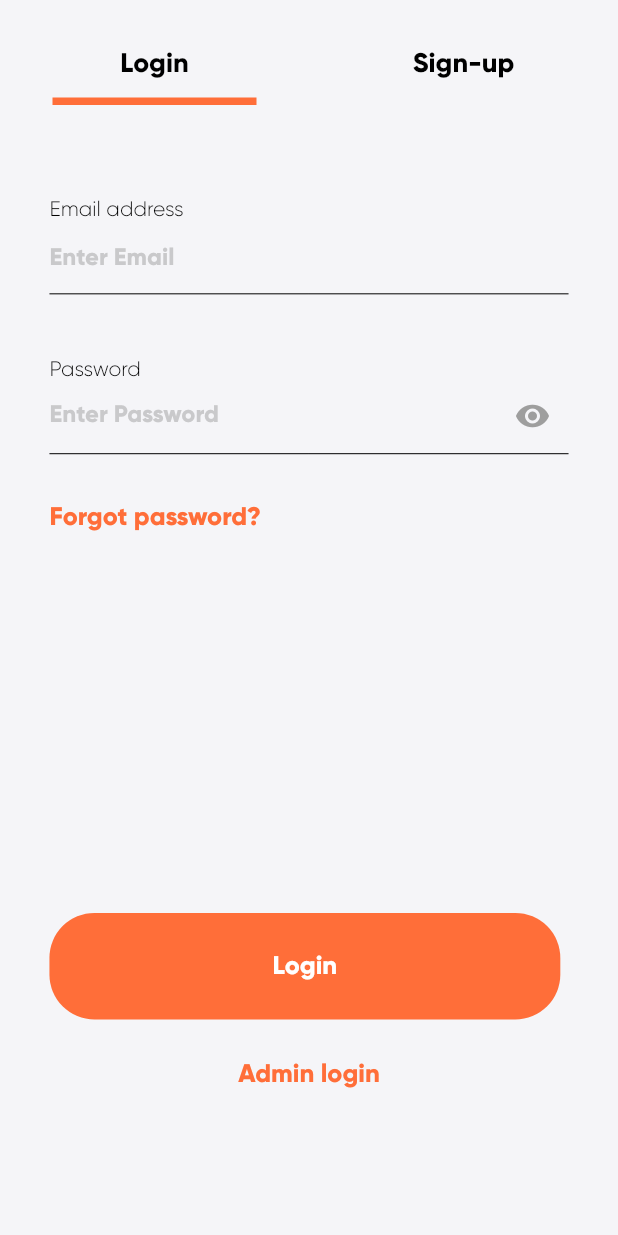
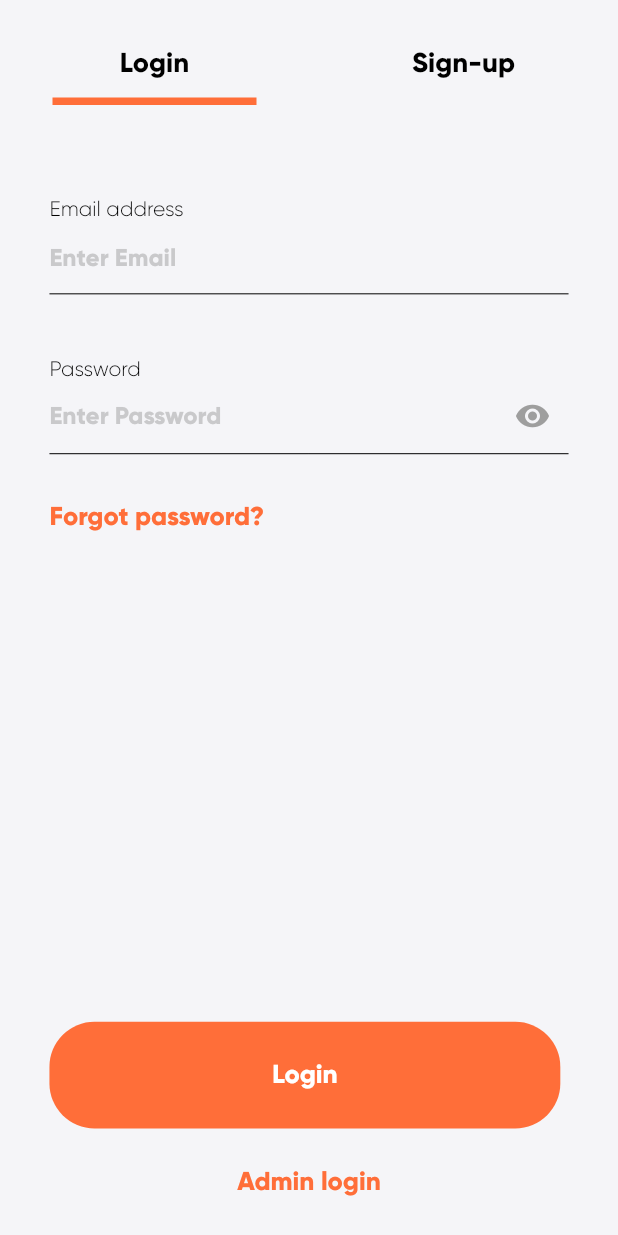
Before and after one commit to StackXSol/canteen, a Flutter app: the screen it shows after launch, on a phone screen of 412 x 824 dp. Run offline on Flutter 3.47's test engine with Material 2 defaults, Android fonts, the phone set to English and light mode, and no system bars; our stand-ins replace carousel_slider, cloud_firestore, double_back_to_close_app, firebase_auth, firebase_core, firebase_storage and 9 more; missing offline and left inert: mailer, mobile_scanner, razorpay_flutter; accounts and stored records are empty.

Commit message:
fixed login overflow

```diff
--- a/lib/screens/Authentication/login_signup.dart
+++ b/lib/screens/Authentication/login_signup.dart
@@ -1,5 +1,6 @@
 import 'dart:math';
 
+import 'package:canteen/main.dart';
 import 'package:canteen/screens/Admin/admin_login.dart';
 import 'package:canteen/screens/email_verify_screen.dart';
 import 'package:canteen/screens/navbar.dart';
@@ -93,14 +94,14 @@ class _LoginState extends State<Login> with TickerProviderStateMixin {
                   "Login",
                   style: TextStyle(
                       color: Colors.black,
-                      fontSize: 18,
+                      fontSize: textSize.getadaptiveTextSize(context, 18),
                       fontWeight: FontWeight.bold),
                 ),
                 Text(
                   "Sign-up",
                   style: TextStyle(
                       color: Colors.black,
-                      fontSize: 18,
+                      fontSize: textSize.getadaptiveTextSize(context, 18),
                       fontWeight: FontWeight.bold),
                 ),
               ],
@@ -116,7 +117,6 @@ class _LoginState extends State<Login> with TickerProviderStateMixin {
                       top: getheight(context, 60),
                       left: getwidth(context, 30),
                       right: getwidth(context, 30)),
-                  child: SingleChildScrollView(
                   child: Column(
                     crossAxisAlignment: CrossAxisAlignment.start,
                     children: [
@@ -129,12 +129,15 @@ class _LoginState extends State<Login> with TickerProviderStateMixin {
                             });
                           },
                           style: TextStyle(
-                                fontSize: 17, fontWeight: FontWeight.bold),
+                              fontSize:
+                                  textSize.getadaptiveTextSize(context, 17),
+                              fontWeight: FontWeight.bold),
                           decoration: InputDecoration(
                               border: InputBorder.none,
                               hintText: "Enter Email",
                               hintStyle: TextStyle(
-                                    fontSize: 16,
+                                  fontSize:
+                                      textSize.getadaptiveTextSize(context, 16),
                                   color: Colors.grey.withOpacity(0.5)))),
                       Divider(
                         height: 2,
@@ -153,7 +156,9 @@ class _LoginState extends State<Login> with TickerProviderStateMixin {
                           },
                           obscureText: _isObscure,
                           style: TextStyle(
-                                fontSize: 17, fontWeight: FontWeight.bold),
+                              fontSize:
+                                  textSize.getadaptiveTextSize(context, 17),
+                              fontWeight: FontWeight.bold),
                           decoration: InputDecoration(
                               suffixIcon: IconButton(
                                   onPressed: () {
@@ -168,7 +173,8 @@ class _LoginState extends State<Login> with TickerProviderStateMixin {
                               border: InputBorder.none,
                               hintText: "Enter Password",
                               hintStyle: TextStyle(
-                                    fontSize: 16,
+                                  fontSize:
+                                      textSize.getadaptiveTextSize(context, 16),
                                   color: Colors.grey.withOpacity(0.5)))),
                       Divider(
                         height: 2,
@@ -187,16 +193,18 @@ class _LoginState extends State<Login> with TickerProviderStateMixin {
                           "Forgot password?",
                           style: TextStyle(
                               color: orange_color,
-                                fontSize: 17,
+                              fontSize:
+                                  textSize.getadaptiveTextSize(context, 17),
                               fontWeight: FontWeight.w600),
                         ),
                       ),
-                        SizedBox(
-                          height: getheight(context, 40),
-                        ),
-                        SizedBox(
-                          height: getheight(context, 210),
-                        ),
+                      // SizedBox(
+                      //   height: getheight(context, 40),
+                      // ),
+                      // SizedBox(
+                      //   height: getheight(context, 200),
+                      // ),
+                      Spacer(),
                       GestureDetector(
                         onTap: () async {
                           setState(() {
@@ -242,7 +250,8 @@ class _LoginState extends State<Login> with TickerProviderStateMixin {
                               style: TextStyle(
                                   color: Colors.white,
                                   fontWeight: FontWeight.bold,
-                                    fontSize: 17),
+                                  fontSize: textSize.getadaptiveTextSize(
+                                      context, 17)),
                             ),
                           ),
                         ),
@@ -263,13 +272,16 @@ class _LoginState extends State<Login> with TickerProviderStateMixin {
                             "Admin login",
                             style: TextStyle(
                                 color: orange_color,
-                                  fontSize: 17,
+                                fontSize:
+                                    textSize.getadaptiveTextSize(context, 17),
                                 fontWeight: FontWeight.w600),
                           ),
                         ),
                       ),
+                      SizedBox(
+                        height: getheight(context, 25),
+                      ),
                     ],
-                    ),
                   )),
               Container(
                   padding: EdgeInsets.only(
@@ -298,12 +310,15 @@ class _LoginState extends State<Login> with TickerProviderStateMixin {
                                 });
                               },
                               style: TextStyle(
-                                  fontSize: 17, fontWeight: FontWeight.bold),
+                                  fontSize:
+                                      textSize.getadaptiveTextSize(context, 17),
+                                  fontWeight: FontWeight.bold),
                               decoration: InputDecoration(
                                   border: InputBorder.none,
                                   hintText: "Name",
                                   hintStyle: TextStyle(
-                                      fontSize: 16,
+                                      fontSize: textSize.getadaptiveTextSize(
+                                          context, 16),
                                       color: Colors.grey.withOpacity(0.5)))),
                           Divider(
                             height: 2,
@@ -329,12 +344,15 @@ class _LoginState extends State<Login> with TickerProviderStateMixin {
                                 });
                               },
                               style: TextStyle(
-                                  fontSize: 17, fontWeight: FontWeight.bold),
+                                  fontSize:
+                                      textSize.getadaptiveTextSize(context, 17),
+                                  fontWeight: FontWeight.bold),
                               decoration: InputDecoration(
                                   border: InputBorder.none,
                                   hintText: "Enter Email",
                                   hintStyle: TextStyle(
-                                      fontSize: 16,
+                                      fontSize: textSize.getadaptiveTextSize(
+                                          context, 16),
                                       color: Colors.grey.withOpacity(0.5)))),
                           Divider(
                             height: 2,
@@ -349,7 +367,9 @@ class _LoginState extends State<Login> with TickerProviderStateMixin {
                             children: [
                               Text(
                                 "🇮🇳",
-                                style: TextStyle(fontSize: 20),
+                                style: TextStyle(
+                                    fontSize: textSize.getadaptiveTextSize(
+                                        context, 20)),
                               ),
                               Text(
                                 " +91",
@@ -372,13 +392,16 @@ class _LoginState extends State<Login> with TickerProviderStateMixin {
                                       FilteringTextInputFormatter.digitsOnly
                                     ],
                                     style: TextStyle(
-                                        fontSize: 17,
+                                        fontSize: textSize.getadaptiveTextSize(
+                                            context, 17),
                                         fontWeight: FontWeight.bold),
                                     decoration: InputDecoration(
                                         border: InputBorder.none,
                                         hintText: "Phone number",
                                         hintStyle: TextStyle(
-                                            fontSize: 16,
+                                            fontSize:
+                                                textSize.getadaptiveTextSize(
+                                                    context, 16),
                                             color:
                                                 Colors.grey.withOpacity(0.5)))),
                               ),
@@ -411,7 +434,7 @@ class _LoginState extends State<Login> with TickerProviderStateMixin {
                             }).toList(),
                           ),
 
-                          SizedBox(height: 15),
+                          SizedBox(height: getheight(context, 15)),
 
                           ///// /////////roll number
                           Text("Roll Number",
@@ -422,12 +445,15 @@ class _LoginState extends State<Login> with TickerProviderStateMixin {
                                 rollno = value;
                               },
                               style: TextStyle(
-                                  fontSize: 17, fontWeight: FontWeight.bold),
+                                  fontSize:
+                                      textSize.getadaptiveTextSize(context, 17),
+                                  fontWeight: FontWeight.bold),
                               decoration: InputDecoration(
                                   border: InputBorder.none,
                                   hintText: "Enter Roll number",
                                   hintStyle: TextStyle(
-                                      fontSize: 16,
+                                      fontSize: textSize.getadaptiveTextSize(
+                                          context, 16),
                                       color: Colors.grey.withOpacity(0.5)))),
                           Divider(
                             height: 2,
@@ -453,7 +479,9 @@ class _LoginState extends State<Login> with TickerProviderStateMixin {
                             },
                             obscureText: _isObscure,
                             style: TextStyle(
-                                fontSize: 17, fontWeight: FontWeight.bold),
+                                fontSize:
+                                    textSize.getadaptiveTextSize(context, 17),
+                                fontWeight: FontWeight.bold),
                             decoration: InputDecoration(
                               suffixIcon: IconButton(
                                   onPressed: () {
@@ -468,7 +496,8 @@ class _LoginState extends State<Login> with TickerProviderStateMixin {
                               border: InputBorder.none,
                               hintText: "Enter Password",
                               hintStyle: TextStyle(
-                                fontSize: 16,
+                                fontSize:
+                                    textSize.getadaptiveTextSize(context, 16),
                                 color: Colors.grey.withOpacity(0.5),
                               ),
                             ),
@@ -477,7 +506,8 @@ class _LoginState extends State<Login> with TickerProviderStateMixin {
                             height: 2,
                             color: Colors.black,
                           ),
-                          SizedBox(height: getheight(context, 100)),
+                          SizedBox(height: getheight(context, 50)),
+                          // Spacer(),
                           InkWell(
                             onTap: () async {
                               if (_gkey.currentState!.validate()) {
@@ -551,13 +581,14 @@ class _LoginState extends State<Login> with TickerProviderStateMixin {
                                   style: TextStyle(
                                       color: Colors.white,
                                       fontWeight: FontWeight.bold,
-                                      fontSize: 17),
+                                      fontSize: textSize.getadaptiveTextSize(
+                                          context, 17)),
                                 ),
                               ),
                             ),
                           ),
                           SizedBox(
-                            height: getheight(context, 25),
+                            height: getheight(context, 20),
                           ),
                         ],
                       ),
--- a/lib/screens/homepage.dart
+++ b/lib/screens/homepage.dart
@@ -126,7 +126,7 @@ class _HomePageState extends State<HomePage> {
                     ],
                   ),
                   SizedBox(
-                    height: getheight(context, 35),
+                    height: getheight(context, 25),
                   ),
                   Row(
                     mainAxisAlignment: MainAxisAlignment.spaceEvenly,
--- a/lib/screens/profile.dart
+++ b/lib/screens/profile.dart
@@ -384,12 +384,13 @@ class _ProfileState extends State<Profile> {
                                 child: Container(
                                   padding:
                                       EdgeInsets.all(getwidth(context, 10)),
-                                  height: getheight(context, 180),
+                                  // height: getheight(context, 180),
                                   decoration: BoxDecoration(
                                     borderRadius: BorderRadius.circular(15),
                                     color: Colors.white,
                                   ),
                                   child: Column(
+                                    mainAxisSize: MainAxisSize.min,
                                     crossAxisAlignment:
                                         CrossAxisAlignment.center,
                                     children: [
```
Lines whose indentation alone changed are shown as unchanged.
